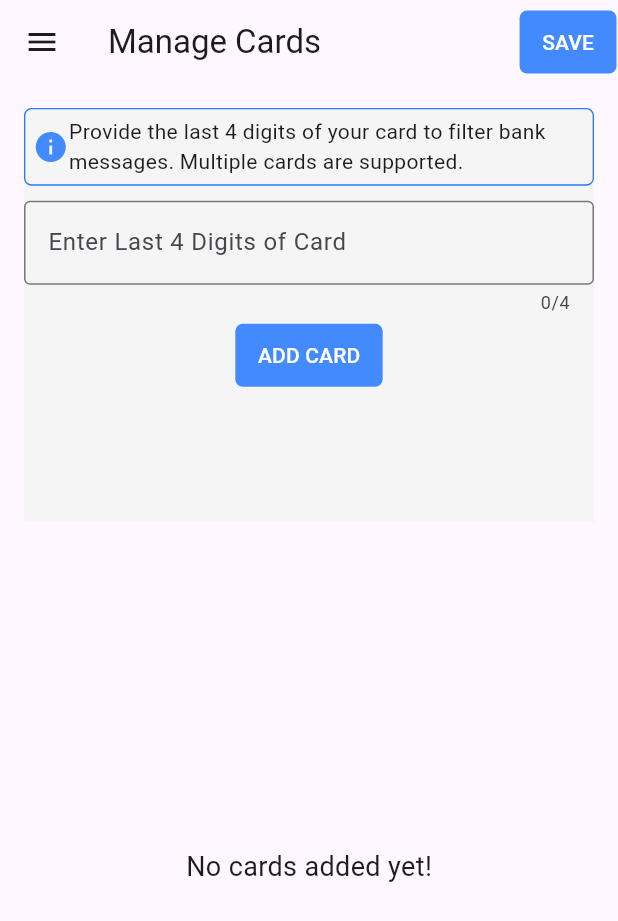
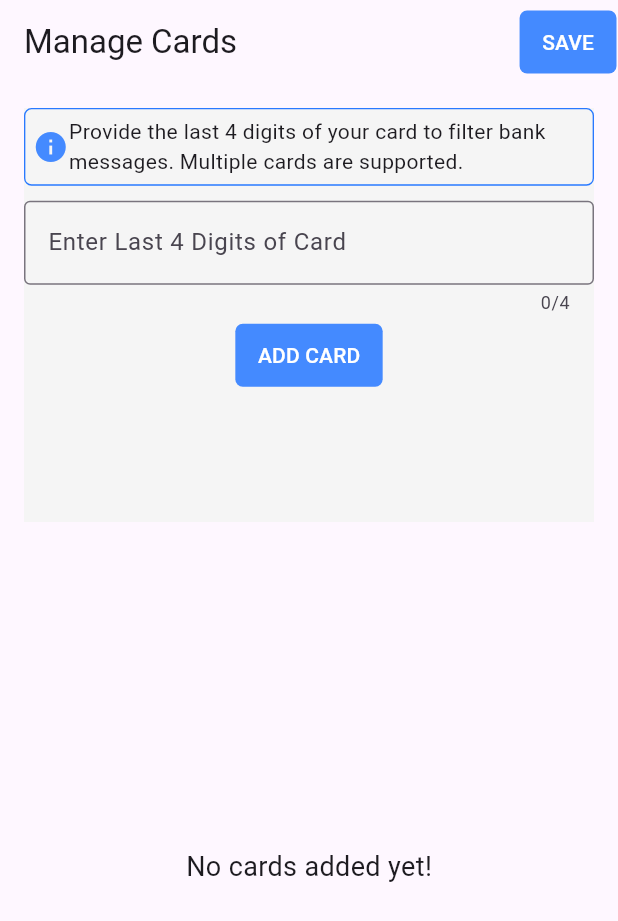
Before and after one commit to Amansrivastava534/auto_expanse_tracker, a Flutter app: the screen it shows after launch, on a phone screen of 412 x 824 dp. Shown: the top 921 px of the screen. Run offline on Flutter 3.47's test engine with Material 3 defaults, Android fonts, the phone set to English and light mode, and no system bars; our stand-ins replace permission_handler, shared_preferences; missing offline and left inert: flutter_sms_inbox.

Commit message:
import change

```diff
--- a/lib/components/customScaffold.dart
+++ b/lib/components/customScaffold.dart
@@ -5,7 +5,8 @@ class CustomScaffold extends StatefulWidget {
   final String title;
   final Widget? body;
   final List<Widget>? appBarActions;
-  const CustomScaffold({super.key, required this.title, this.body, this.appBarActions});
+  final bool drawerDisable;
+  const CustomScaffold({super.key, required this.title, this.body, this.appBarActions, this.drawerDisable = false});
 
   @override
   State<CustomScaffold> createState() => _CustomScaffoldState();
@@ -18,7 +19,7 @@ class _CustomScaffoldState extends State<CustomScaffold> {
       top: true,
         child: Scaffold(
           resizeToAvoidBottomInset: false,
-          drawer: const CustomDrawer(),
+          drawer: widget.drawerDisable ? null : const CustomDrawer(),
           appBar: AppBar(
             title: Text(widget.title),
             actions: widget.appBarActions,
--- a/lib/main.dart
+++ b/lib/main.dart
@@ -2,9 +2,9 @@ import 'package:flutter/cupertino.dart';
 import 'package:flutter/material.dart';
 import 'package:flutter/widgets.dart';
 import 'package:shared_preferences/shared_preferences.dart';
-import 'package:sms_tracker/components/customScaffold.dart';
-import 'package:sms_tracker/screens/cardDetailsPage.dart';
-import 'package:sms_tracker/screens/expanseTrackerPage.dart';
+import 'components/customScaffold.dart';
+import 'screens/cardDetailsPage.dart';
+import 'screens/expanseTrackerPage.dart';
 
 
 void main() {
--- a/lib/screens/cardDetailsPage.dart
+++ b/lib/screens/cardDetailsPage.dart
@@ -4,9 +4,9 @@ import 'package:flutter/cupertino.dart';
 import 'package:flutter/material.dart';
 import 'package:flutter/widgets.dart';
 import 'package:shared_preferences/shared_preferences.dart';
-import 'package:sms_tracker/components/customSaveButton.dart';
-import 'package:sms_tracker/components/customScaffold.dart';
 
+import '../components/customSaveButton.dart';
+import '../components/customScaffold.dart';
 import '../constants.dart';
 import 'expanseTrackerPage.dart';
 
--- a/lib/screens/expanseTrackerPage.dart
+++ b/lib/screens/expanseTrackerPage.dart
@@ -4,7 +4,7 @@ import 'package:intl/intl.dart';
 import 'package:permission_handler/permission_handler.dart';
 import 'dart:async';
 
-import 'package:sms_tracker/components/customScaffold.dart';
+import '../components/customScaffold.dart';
 
 
 class ExpenseTrackerPage extends StatefulWidget {
@@ -132,7 +132,8 @@ class _ExpenseTrackerPageState extends State<ExpenseTrackerPage> with SingleTick
             PopupMenuButton<int>(
               icon: Icon(Icons.settings),
               onSelected: (selectedMonth) {
-                _filterTransactions(selectedMonth);
+                _getSmsPermissionAndListen();
+                // _filterTransactions(selectedMonth);
               },
               itemBuilder: (context) {
                 final months = [
--- a/pubspec.yaml
+++ b/pubspec.yaml
@@ -1,4 +1,4 @@
-name: sms_tracker
+name: sms_tracker1
 description: "A new Flutter project."
 # The following line prevents the package from being accidentally published to
 # pub.dev using `flutter pub publish`. This is preferred for private packages.
```
Also changed, not shown: pubspec.lock, 1 other file.
